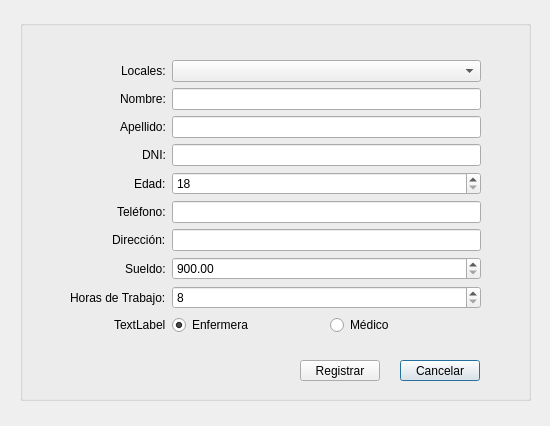
Old version of the form PAF_GUI/PAF_GRAFICA/gui/registrarpersonalgui.ui in the repository JMOrbegoso/USS-2021-II-PP.
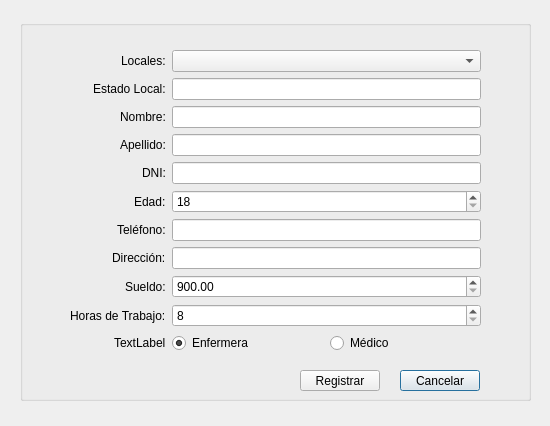
New version of the form.

Diff of the .ui file:
```diff
--- a/PAF_GUI/PAF_GRAFICA/gui/registrarpersonalgui.ui
+++ b/PAF_GUI/PAF_GRAFICA/gui/registrarpersonalgui.ui
@@ -29,9 +29,9 @@
     <property name="geometry">
      <rect>
       <x>50</x>
-      <y>40</y>
+      <y>30</y>
       <width>411</width>
-      <height>281</height>
+      <height>306</height>
      </rect>
     </property>
     <layout class="QFormLayout" name="formLayout">
@@ -48,14 +48,14 @@
        </property>
       </widget>
      </item>
-     <item row="1" column="0">
+     <item row="2" column="0">
       <widget class="QLabel" name="label_2">
        <property name="text">
         <string>Nombre:</string>
        </property>
       </widget>
      </item>
-     <item row="1" column="1">
+     <item row="2" column="1">
       <widget class="QLineEdit" name="txtNomPers">
        <property name="enabled">
         <bool>true</bool>
@@ -65,42 +65,42 @@
        </property>
       </widget>
      </item>
-     <item row="2" column="0">
+     <item row="3" column="0">
       <widget class="QLabel" name="label_3">
        <property name="text">
         <string>Apellido:</string>
        </property>
       </widget>
      </item>
-     <item row="2" column="1">
+     <item row="3" column="1">
       <widget class="QLineEdit" name="txtApePers">
        <property name="enabled">
         <bool>true</bool>
        </property>
       </widget>
      </item>
-     <item row="3" column="0">
+     <item row="4" column="0">
       <widget class="QLabel" name="label_4">
        <property name="text">
         <string>DNI:</string>
        </property>
       </widget>
      </item>
-     <item row="3" column="1">
+     <item row="4" column="1">
       <widget class="QLineEdit" name="txtDniPers">
        <property name="enabled">
         <bool>true</bool>
        </property>
       </widget>
      </item>
-     <item row="4" column="0">
+     <item row="5" column="0">
       <widget class="QLabel" name="label_5">
        <property name="text">
         <string>Edad:</string>
        </property>
       </widget>
      </item>
-     <item row="4" column="1">
+     <item row="5" column="1">
       <widget class="QSpinBox" name="spinEdaPers">
        <property name="enabled">
         <bool>true</bool>
@@ -110,42 +110,42 @@
        </property>
       </widget>
      </item>
-     <item row="5" column="0">
+     <item row="6" column="0">
       <widget class="QLabel" name="label_6">
        <property name="text">
         <string>Teléfono:</string>
        </property>
       </widget>
      </item>
-     <item row="5" column="1">
+     <item row="6" column="1">
       <widget class="QLineEdit" name="txtTelPers">
        <property name="enabled">
         <bool>true</bool>
        </property>
       </widget>
      </item>
-     <item row="6" column="0">
+     <item row="7" column="0">
       <widget class="QLabel" name="label_7">
        <property name="text">
         <string>Dirección:</string>
        </property>
       </widget>
      </item>
-     <item row="6" column="1">
+     <item row="7" column="1">
       <widget class="QLineEdit" name="txtDirPers">
        <property name="enabled">
         <bool>true</bool>
        </property>
       </widget>
      </item>
-     <item row="7" column="0">
+     <item row="8" column="0">
       <widget class="QLabel" name="label_8">
        <property name="text">
         <string>Sueldo:</string>
        </property>
       </widget>
      </item>
-     <item row="7" column="1">
+     <item row="8" column="1">
       <widget class="QDoubleSpinBox" name="douSpinSuePers">
        <property name="enabled">
         <bool>true</bool>
@@ -158,14 +158,14 @@
        </property>
       </widget>
      </item>
-     <item row="8" column="0">
+     <item row="9" column="0">
       <widget class="QLabel" name="label_9">
        <property name="text">
         <string>Horas de Trabajo:</string>
        </property>
       </widget>
      </item>
-     <item row="8" column="1">
+     <item row="9" column="1">
       <widget class="QSpinBox" name="spinHdtPers">
        <property name="enabled">
         <bool>true</bool>
@@ -175,14 +175,14 @@
        </property>
       </widget>
      </item>
-     <item row="9" column="0">
+     <item row="10" column="0">
       <widget class="QLabel" name="label_10">
        <property name="text">
         <string>TextLabel</string>
        </property>
       </widget>
      </item>
-     <item row="9" column="1">
+     <item row="10" column="1">
       <layout class="QHBoxLayout" name="horizontalLayout">
        <item>
         <widget class="QRadioButton" name="radMed">
@@ -216,13 +216,27 @@
        </property>
       </widget>
      </item>
+     <item row="1" column="0">
+      <widget class="QLabel" name="label_11">
+       <property name="text">
+        <string>Estado Local:</string>
+       </property>
+      </widget>
+     </item>
+     <item row="1" column="1">
+      <widget class="QLineEdit" name="txtEstLoc">
+       <property name="readOnly">
+        <bool>true</bool>
+       </property>
+      </widget>
+     </item>
     </layout>
    </widget>
    <widget class="QPushButton" name="cmdCanMed">
     <property name="geometry">
      <rect>
       <x>380</x>
-      <y>340</y>
+      <y>350</y>
       <width>80</width>
       <height>21</height>
      </rect>
@@ -238,7 +252,7 @@
     <property name="geometry">
      <rect>
       <x>280</x>
-      <y>340</y>
+      <y>350</y>
       <width>80</width>
       <height>21</height>
      </rect>
```
